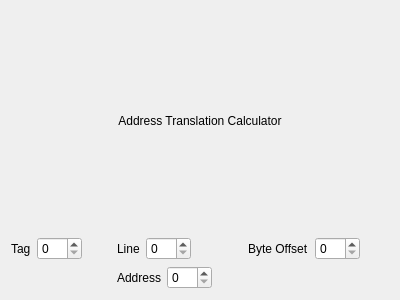
Above: pep9asm/cacheaddresstranslator.ui from StanWarford/pep9suite before the change. Below: the same form after it.
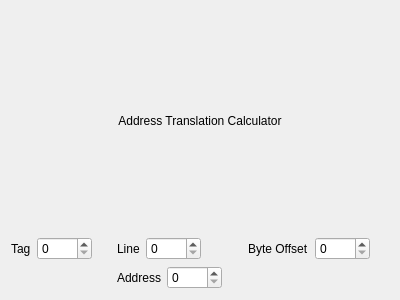
That is the form after the change.

Commit message:
Expand address label again.
Address label in cache address translator couldn't hold 'dddd'.
Increase minimum size to hold this value.

```diff
--- a/pep9asm/cacheaddresstranslator.ui
+++ b/pep9asm/cacheaddresstranslator.ui
@@ -29,7 +29,7 @@
         <widget class="QSpinBox" name="tagBox">
          <property name="minimumSize">
           <size>
-           <width>45</width>
+           <width>55</width>
            <height>0</height>
           </size>
          </property>
@@ -73,7 +73,7 @@
         <widget class="QSpinBox" name="lineBox">
          <property name="minimumSize">
           <size>
-           <width>45</width>
+           <width>55</width>
            <height>0</height>
           </size>
          </property>
@@ -107,7 +107,7 @@
         <widget class="QSpinBox" name="offsetBox">
          <property name="minimumSize">
           <size>
-           <width>45</width>
+           <width>55</width>
            <height>0</height>
           </size>
          </property>
@@ -141,7 +141,7 @@
         <widget class="QSpinBox" name="addressBox">
          <property name="minimumSize">
           <size>
-           <width>45</width>
+           <width>55</width>
            <height>0</height>
           </size>
          </property>
```
The commit also changes 1 other file.
